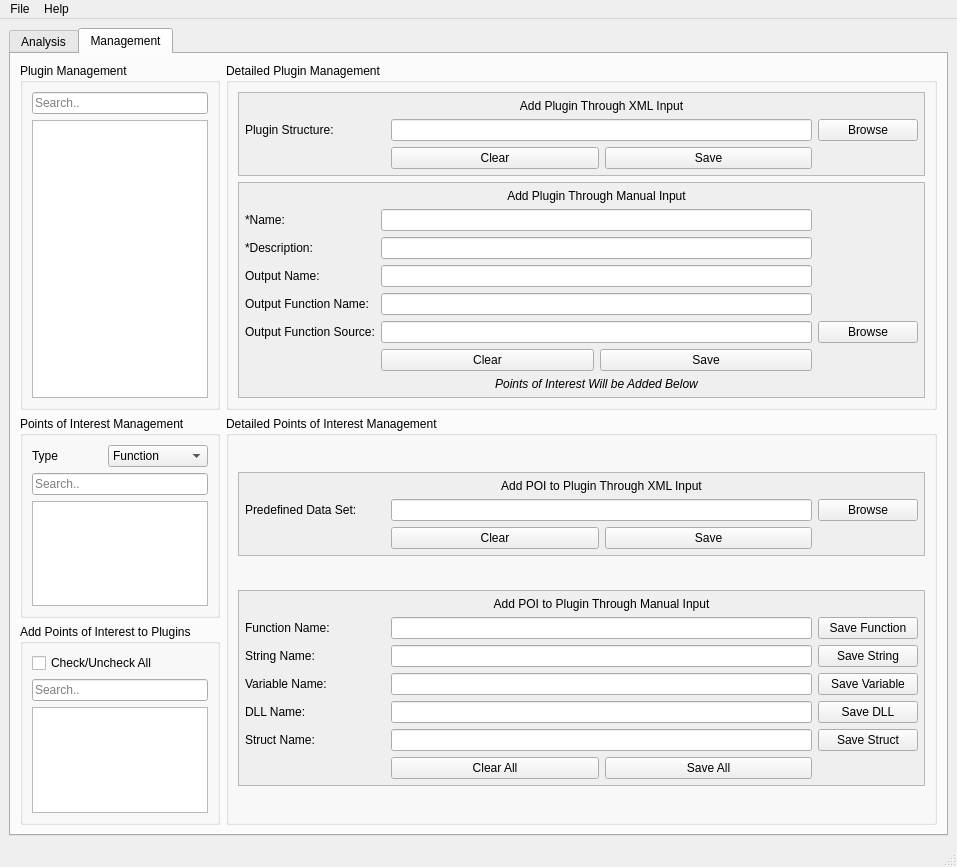
Before: the Qt Designer form src/GUI/ui_files/BATT5_GUI.ui in adalio0/BATT5, drawn with Qt 5.
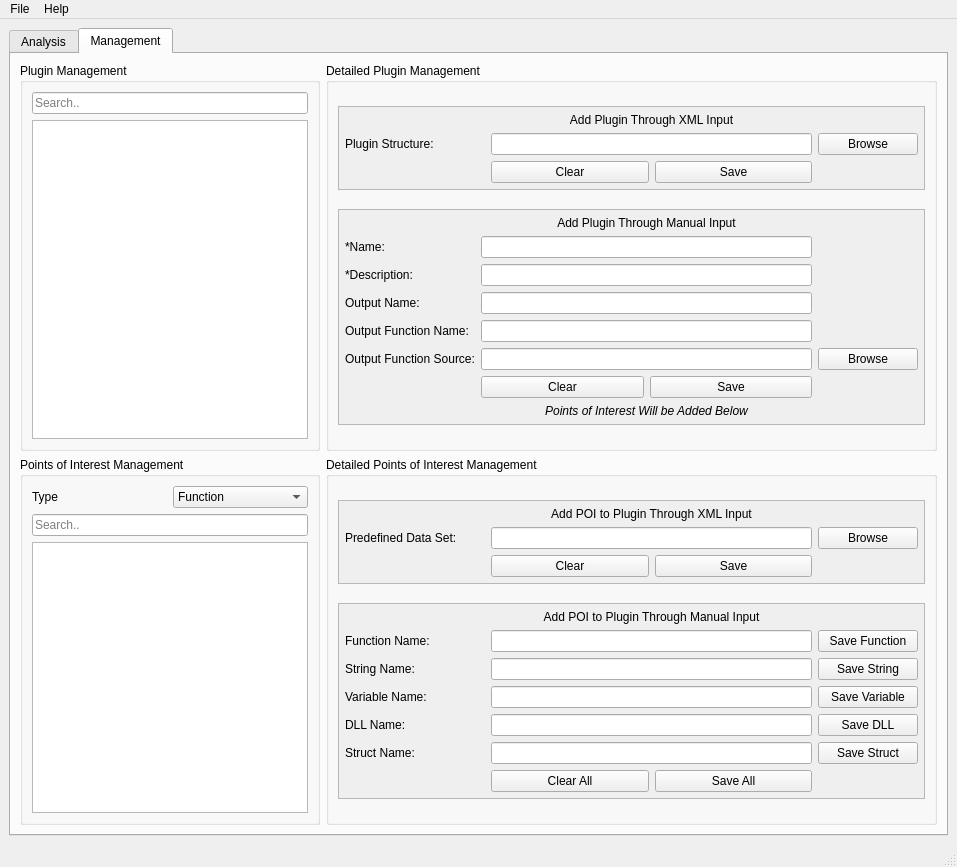
After: the same form once the commit is applied. The open tabs and pages were chosen to show the change.

Diff of the .ui file:
```diff
--- a/src/GUI/ui_files/BATT5_GUI.ui
+++ b/src/GUI/ui_files/BATT5_GUI.ui
@@ -812,7 +812,7 @@
            <widget class="QGroupBox" name="pluginManagement_box">
             <property name="minimumSize">
              <size>
-              <width>200</width>
+              <width>300</width>
               <height>0</height>
              </size>
             </property>
@@ -846,13 +846,13 @@
               <widget class="QListWidget" name="pluginManagement_list">
                <property name="minimumSize">
                 <size>
-                 <width>175</width>
+                 <width>275</width>
                  <height>0</height>
                 </size>
                </property>
                <property name="maximumSize">
                 <size>
-                 <width>200</width>
+                 <width>16777215</width>
                  <height>16777215</height>
                 </size>
                </property>
@@ -1277,18 +1277,16 @@
         <item>
          <layout class="QHBoxLayout" name="poiMmgmnt_layout">
           <item>
-           <layout class="QVBoxLayout" name="verticalLayout">
-            <item>
              <widget class="QGroupBox" name="poiManagement_box">
               <property name="minimumSize">
                <size>
-                <width>200</width>
+              <width>300</width>
                 <height>0</height>
                </size>
               </property>
               <property name="maximumSize">
                <size>
-                <width>200</width>
+              <width>30</width>
                 <height>16777215</height>
                </size>
               </property>
@@ -1365,7 +1363,7 @@
                  </property>
                  <property name="maximumSize">
                   <size>
-                   <width>200</width>
+                 <width>16777215</width>
                    <height>16777215</height>
                   </size>
                  </property>
@@ -1373,52 +1371,6 @@
                </item>
               </layout>
              </widget>
-            </item>
-            <item>
-             <widget class="QGroupBox" name="addToPlugin_box">
-              <property name="minimumSize">
-               <size>
-                <width>200</width>
-                <height>0</height>
-               </size>
-              </property>
-              <property name="maximumSize">
-               <size>
-                <width>200</width>
-                <height>16777215</height>
-               </size>
-              </property>
-              <property name="title">
-               <string>Add Points of Interest to Plugins</string>
-              </property>
-              <layout class="QVBoxLayout" name="verticalLayout_28">
-               <item>
-                <widget class="QCheckBox" name="checkAllPlugins_checkBox">
-                 <property name="text">
-                  <string>Check/Uncheck All</string>
-                 </property>
-                </widget>
-               </item>
-               <item>
-                <widget class="QLineEdit" name="addToPluginSearch_lineEdit">
-                 <property name="styleSheet">
-                  <string notr="true"/>
-                 </property>
-                 <property name="text">
-                  <string/>
-                 </property>
-                 <property name="placeholderText">
-                  <string>Search..</string>
-                 </property>
-                </widget>
-               </item>
-               <item>
-                <widget class="QListWidget" name="addToPlugin_list"/>
-               </item>
-              </layout>
-             </widget>
-            </item>
-           </layout>
           </item>
           <item>
            <widget class="QGroupBox" name="dpoim_box">
```
Lines whose indentation alone changed are shown as unchanged.
